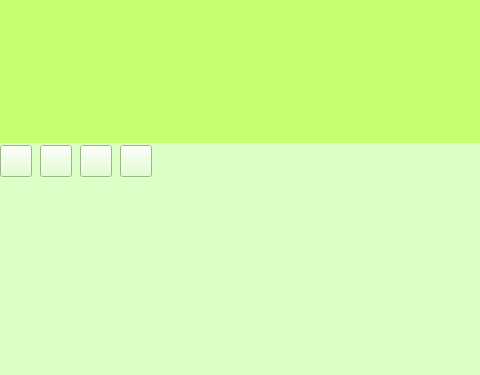
First picture: the form in IShop/widget.ui, repository ffrankwang/learnCpp, before the edit; both pictures show x 100 to 580 and y 225 to 600 of the 800 by 600 pixel window.
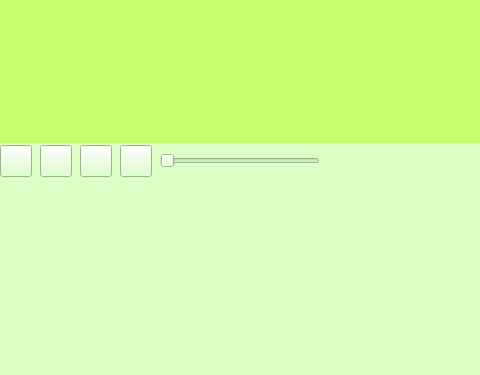
Second picture: the form after the edit. Icons and pictures are not drawn.

Diff of the .ui file:
```diff
--- a/IShop/widget.ui
+++ b/IShop/widget.ui
@@ -228,6 +228,19 @@
     </size>
    </property>
   </widget>
+  <widget class="QSlider" name="volume">
+   <property name="geometry">
+    <rect>
+     <x>260</x>
+     <y>376</y>
+     <width>160</width>
+     <height>19</height>
+    </rect>
+   </property>
+   <property name="orientation">
+    <enum>Qt::Horizontal</enum>
+   </property>
+  </widget>
  </widget>
  <layoutdefault spacing="6" margin="11"/>
  <resources>
```
